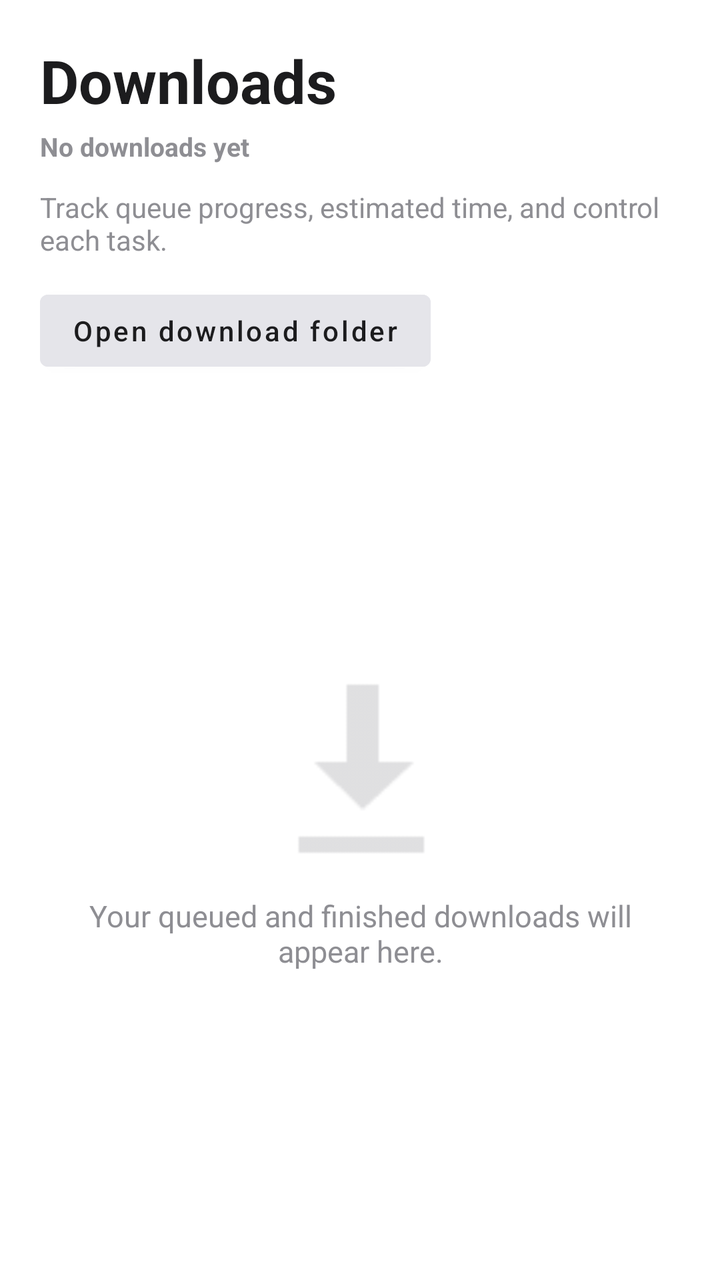
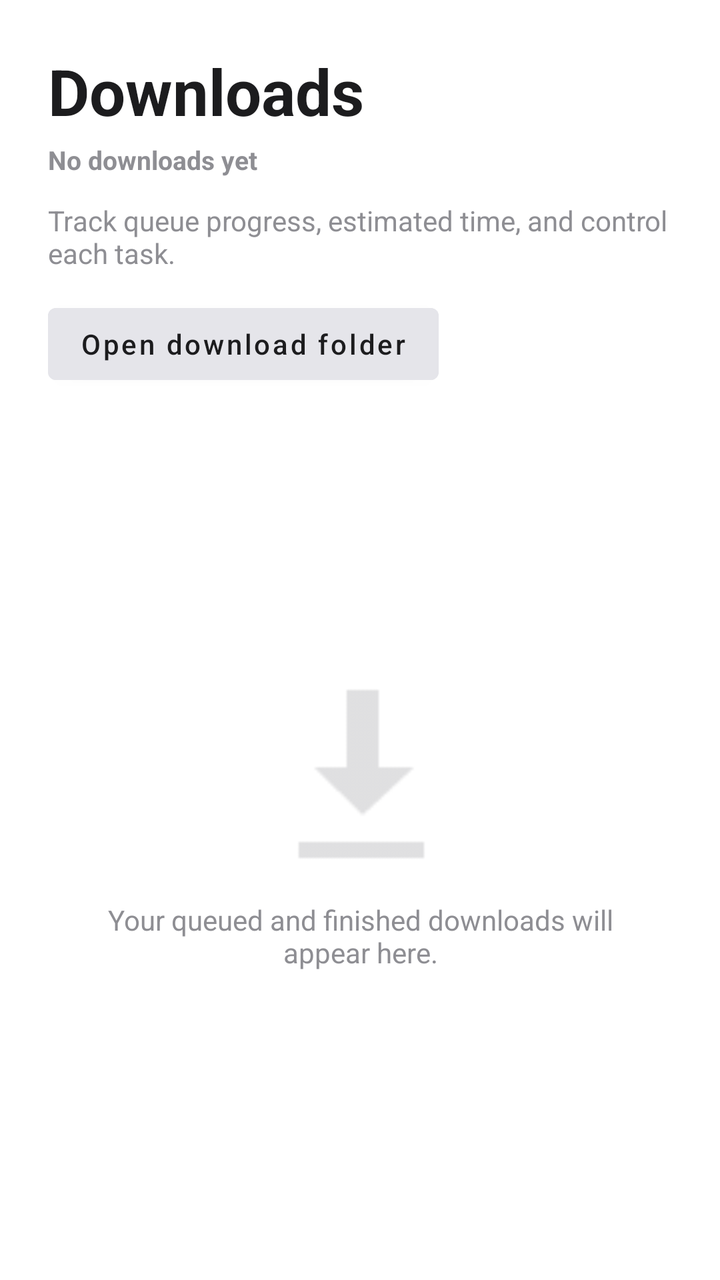

Screens rendered from an Android XML layout before and after an edit, with the pre-edit source and the edit as a unified diff.
<!-- AndroidManifest.xml: application theme Theme.MLNetease -->
<!-- res/layout/fragment_downloads.xml -->
<?xml version="1.0" encoding="utf-8"?>
<LinearLayout xmlns:android="http://schemas.android.com/apk/res/android"
    xmlns:app="http://schemas.android.com/apk/res-auto"
    android:layout_width="match_parent"
    android:layout_height="match_parent"
    android:background="@color/background_primary"
    android:orientation="vertical"
    android:padding="20dp">

    <LinearLayout
        android:layout_width="match_parent"
        android:layout_height="wrap_content"
        android:gravity="center_vertical"
        android:orientation="horizontal">

        <LinearLayout
            android:layout_width="0dp"
            android:layout_height="wrap_content"
            android:layout_weight="1"
            android:orientation="vertical">

            <TextView
                android:layout_width="wrap_content"
                android:layout_height="wrap_content"
                android:text="@string/download_manager_title"
                android:textColor="@color/text_primary"
                android:textSize="30sp"
                android:textStyle="bold" />

            <TextView
                android:id="@+id/text_downloads_summary"
                android:layout_width="wrap_content"
                android:layout_height="wrap_content"
                android:layout_marginTop="4dp"
                android:text="@string/downloads_summary_empty"
                android:textColor="@color/text_secondary"
                android:textStyle="bold"
                android:textSize="13sp" />
        </LinearLayout>

        <Button
            android:id="@+id/btn_clear_finished_downloads"
            android:layout_width="wrap_content"
            android:layout_height="wrap_content"
            android:text="@string/download_clear_finished"
            android:textAllCaps="false"
            android:textColor="@color/text_on_brand"
            android:backgroundTint="@color/brand_primary"
            android:visibility="gone" />
    </LinearLayout>

    <TextView
        android:layout_width="match_parent"
        android:layout_height="wrap_content"
        android:layout_marginTop="12dp"
        android:layout_marginBottom="12dp"
        android:text="@string/download_manager_subtitle"
        android:textColor="@color/text_secondary"
        android:textSize="14sp" />

    <Button
        android:id="@+id/btn_open_download_folder"
        android:layout_width="wrap_content"
        android:layout_height="wrap_content"
        android:layout_marginBottom="12dp"
        android:text="@string/download_open_folder"
        android:textAllCaps="false"
        android:textColor="@color/text_primary"
        android:backgroundTint="@color/background_tertiary" />

    <FrameLayout
        android:layout_width="match_parent"
        android:layout_height="0dp"
        android:layout_weight="1">

        <androidx.recyclerview.widget.RecyclerView
            android:id="@+id/recycler_download_tasks"
            android:layout_width="match_parent"
            android:layout_height="match_parent"
            android:layout_marginTop="8dp"
            android:clipToPadding="false"
            android:paddingBottom="24dp" />

        <LinearLayout
            android:id="@+id/layout_downloads_empty"
            android:layout_width="match_parent"
            android:layout_height="match_parent"
            android:gravity="center"
            android:orientation="vertical"
            android:paddingHorizontal="24dp">

            <ImageView
                android:layout_width="96dp"
                android:layout_height="96dp"
                android:alpha="0.28"
                android:src="@android:drawable/stat_sys_download_done"
                app:tint="@color/text_secondary" />

            <TextView
                android:id="@+id/text_downloads_empty"
                android:layout_width="match_parent"
                android:layout_height="wrap_content"
                android:layout_marginTop="16dp"
                android:gravity="center"
                android:text="@string/downloads_empty"
                android:textColor="@color/text_secondary"
                android:textSize="15sp" />
        </LinearLayout>
    </FrameLayout>

</LinearLayout>
<!-- resources referenced by this layout -->
<resources>
  <color name="background_primary">#FFFFFF</color>
  <color name="background_tertiary">#E5E5EA</color>
  <color name="brand_primary">#FA233B</color>
  <color name="text_on_brand">#FFFFFF</color>
  <color name="text_primary">#1C1C1E</color>
  <color name="text_secondary">#8E8E93</color>
  <string name="download_clear_finished">Clear finished</string>
  <string name="download_manager_subtitle">Track queue progress, estimated time, and control each task.</string>
  <string name="download_manager_title">Downloads</string>
  <string name="download_open_folder">Open download folder</string>
  <string name="downloads_empty">Your queued and finished downloads will appear here.</string>
  <string name="downloads_summary_empty">No downloads yet</string>
  <style name="Theme.MLNetease" parent="Theme.MaterialComponents.DayNight.NoActionBar">
          
          <item name="colorPrimary">@color/brand_primary</item>
          <item name="colorPrimaryVariant">@color/background_secondary</item>
          <item name="colorOnPrimary">@color/text_primary</item>
  
          
          <item name="colorSecondary">@color/brand_primary</item>
          <item name="colorSecondaryVariant">@color/brand_primary</item>
          <item name="colorOnSecondary">@color/text_primary</item>
  
          
          <item name="android:windowBackground">@color/background_primary</item>
          <item name="android:colorBackground">@color/background_primary</item>
  
          
          <item name="android:statusBarColor" tools:targetApi="l">@color/background_primary</item>
          <item name="android:windowLightStatusBar" tools:targetApi="m">true</item>
  
          
          <item name="bottomNavigationStyle">@style/Widget.MaterialComponents.BottomNavigationView.Colored</item>
      </style>
  <color name="background_secondary">#F2F2F7</color>
</resources>

<!-- the commit's change to res/layout/fragment_downloads.xml (unified diff, before → after) -->
@@ -5,7 +5,7 @@
     android:layout_height="match_parent"
     android:background="@color/background_primary"
     android:orientation="vertical"
-    android:padding="20dp">
+    android:padding="24dp">
 
     <LinearLayout
         android:layout_width="match_parent"
@@ -24,7 +24,7 @@
                 android:layout_height="wrap_content"
                 android:text="@string/download_manager_title"
                 android:textColor="@color/text_primary"
-                android:textSize="30sp"
+                android:textSize="32sp"
                 android:textStyle="bold" />
 
             <TextView
@@ -104,7 +104,7 @@
                 android:gravity="center"
                 android:text="@string/downloads_empty"
                 android:textColor="@color/text_secondary"
-                android:textSize="15sp" />
+                android:textSize="14sp" />
         </LinearLayout>
     </FrameLayout>
 
